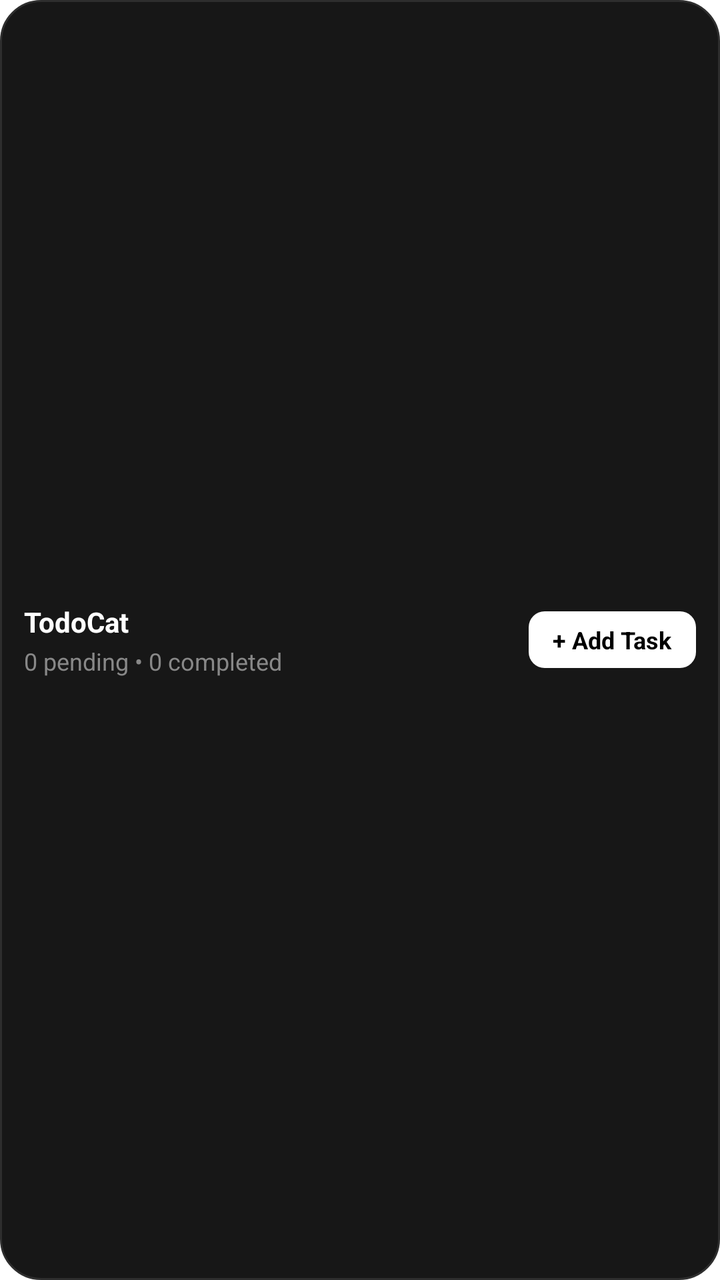
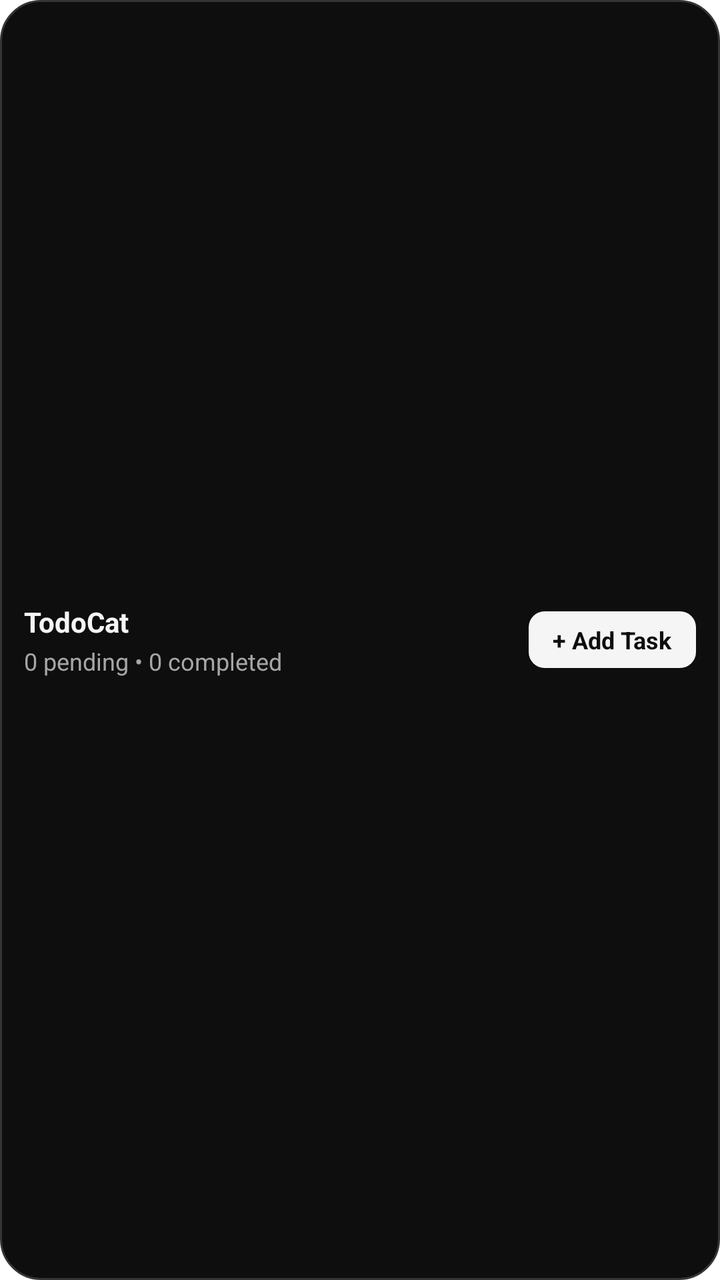

Before-and-after screenshots of an Android layout around one commit, followed by the original layout XML and the change that was made.
<!-- AndroidManifest.xml: fallback theme Theme.MaterialComponents.DayNight.NoActionBar -->
<!-- res/layout/todocat_widget_wide.xml -->
<?xml version="1.0" encoding="utf-8"?>
<LinearLayout xmlns:android="http://schemas.android.com/apk/res/android"
    android:id="@+id/widget_wide_root"
    android:layout_width="match_parent"
    android:layout_height="match_parent"
    android:background="@drawable/widget_background"
    android:gravity="center_vertical"
    android:orientation="horizontal"
    android:padding="12dp">

    
    <LinearLayout
        android:layout_width="0dp"
        android:layout_height="wrap_content"
        android:layout_weight="1"
        android:orientation="vertical">

        <TextView
            android:layout_width="wrap_content"
            android:layout_height="wrap_content"
            android:text="TodoCat"
            android:textColor="#FFFFFF"
            android:textSize="14sp"
            android:textStyle="bold" />

        <TextView
            android:id="@+id/widget_wide_stats"
            android:layout_width="wrap_content"
            android:layout_height="wrap_content"
            android:layout_marginTop="2dp"
            android:text="0 pending • 0 completed"
            android:textColor="#888888"
            android:textSize="12sp" />
    </LinearLayout>

    
    <TextView
        android:id="@+id/widget_wide_btn_add"
        android:layout_width="wrap_content"
        android:layout_height="wrap_content"
        android:background="@drawable/widget_button_bg"
        android:paddingStart="12dp"
        android:paddingTop="6dp"
        android:paddingEnd="12dp"
        android:paddingBottom="6dp"
        android:text="+ Add Task"
        android:textColor="#000000"
        android:textSize="12sp"
        android:textStyle="bold" />

</LinearLayout>
<!-- resources referenced by this layout -->
<resources>
  <!-- drawable widget_background (drawable) -->
  <?xml version="1.0" encoding="utf-8"?>
  <shape xmlns:android="http://schemas.android.com/apk/res/android">
      <solid android:color="#171717"/>
      <stroke android:width="1dp" android:color="#2E2E2E"/>
      <corners android:radius="20dp"/>
  </shape>
  <!-- drawable widget_button_bg (drawable) -->
  <?xml version="1.0" encoding="utf-8"?>
  <shape xmlns:android="http://schemas.android.com/apk/res/android">
      <solid android:color="#FFFFFF" />
      <corners android:radius="8dp" />
  </shape>
</resources>

<!-- the commit's change to res/layout/todocat_widget_wide.xml (unified diff, before → after) -->
@@ -19,7 +19,7 @@
             android:layout_width="wrap_content"
             android:layout_height="wrap_content"
             android:text="TodoCat"
-            android:textColor="#FFFFFF"
+            android:textColor="#F5F5F5"
             android:textSize="14sp"
             android:textStyle="bold" />
 
@@ -29,7 +29,7 @@
             android:layout_height="wrap_content"
             android:layout_marginTop="2dp"
             android:text="0 pending • 0 completed"
-            android:textColor="#888888"
+            android:textColor="#A6A6A6"
             android:textSize="12sp" />
     </LinearLayout>
 
@@ -44,7 +44,7 @@
         android:paddingEnd="12dp"
         android:paddingBottom="6dp"
         android:text="+ Add Task"
-        android:textColor="#000000"
+        android:textColor="#0E0E0E"
         android:textSize="12sp"
         android:textStyle="bold" />
 
<!-- resource entries referenced after the edit -->
@@ -3,14 +3,14 @@
   <!-- drawable widget_background (drawable) -->
   <?xml version="1.0" encoding="utf-8"?>
   <shape xmlns:android="http://schemas.android.com/apk/res/android">
-      <solid android:color="#171717"/>
-      <stroke android:width="1dp" android:color="#2E2E2E"/>
+      <solid android:color="#0E0E0E"/>
+      <stroke android:width="1dp" android:color="#353535"/>
       <corners android:radius="20dp"/>
   </shape>
   <!-- drawable widget_button_bg (drawable) -->
   <?xml version="1.0" encoding="utf-8"?>
   <shape xmlns:android="http://schemas.android.com/apk/res/android">
-      <solid android:color="#FFFFFF" />
+      <solid android:color="#F5F5F5" />
       <corners android:radius="8dp" />
   </shape>
 </resources>
